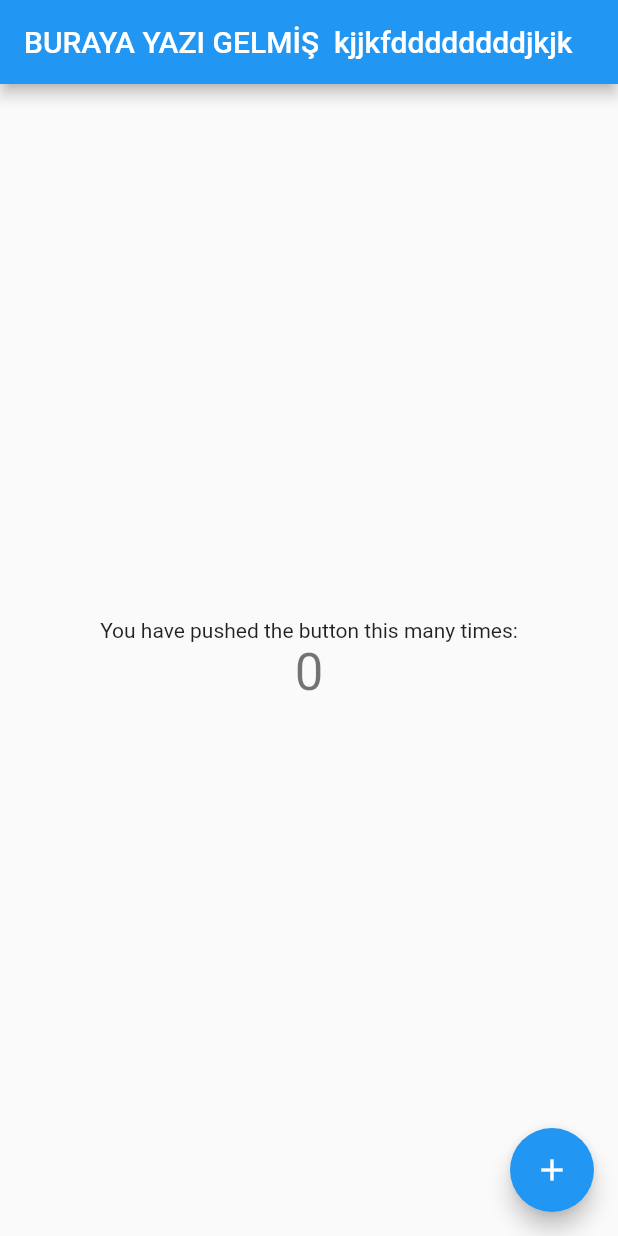
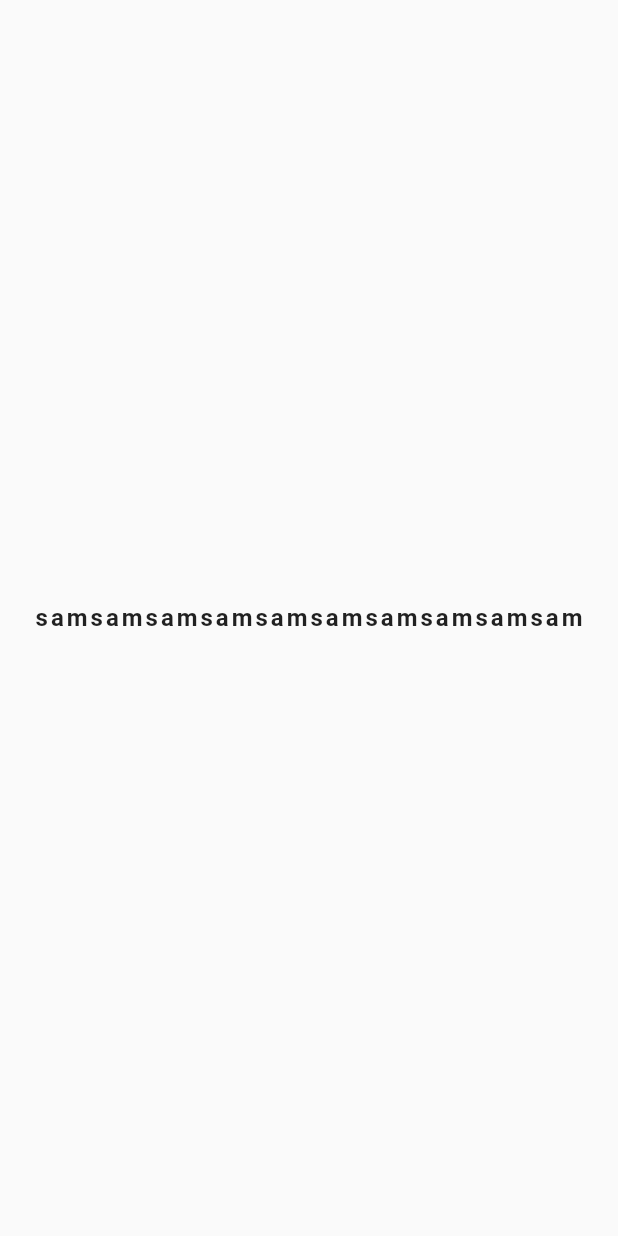
Before and after one commit to gitsametcan/LearnFlutter, a Flutter app: the screen it shows after launch, on a phone screen of 412 x 824 dp. Run offline on Flutter 3.47's test engine with Material 2 defaults, Android fonts, the phone set to English and light mode, and no system bars.

Commit message:
start fight with flutter

```diff
--- /dev/null
+++ b/flutter_projects/flutter_full_learn/lib/baslangic/text_learn.dart
@@ -0,0 +1,19 @@
+import 'package:flutter/material.dart';
+
+class TextLearnView extends StatelessWidget {
+  const TextLearnView({Key? key}):super(key: key);
+  @override
+  Widget build(BuildContext context){
+    return Scaffold(
+      body: Center(child: Text(
+        ('sam' * 10),
+        maxLines: 2,
+        overflow: TextOverflow.ellipsis,
+
+        style: const TextStyle(
+          fontWeight: FontWeight.w600,wordSpacing: 2, letterSpacing: 2,fontSize: 16,
+        ),
+        )),
+    );
+  }
+}
--- a/flutter_projects/flutter_full_learn/lib/main.dart
+++ b/flutter_projects/flutter_full_learn/lib/main.dart
@@ -1,4 +1,5 @@
 import 'package:flutter/material.dart';
+import 'package:flutter_full_learn/baslangic/text_learn.dart';
 
 void main() {
   runApp(const MyApp());
@@ -15,61 +16,7 @@ class MyApp extends StatelessWidget {
 
         primarySwatch: Colors.blue,
       ),
-      home: const MyHomePage(title: 'BURAYA YAZI GELMİŞ  kjjkfddddddddjkjk'),
+      home: TextLearnView(),
     );
   }
 }
-
-class MyHomePage extends StatefulWidget {
-  const MyHomePage({Key? key, required this.title}) : super(key: key);
-
-
-
-  final String title;
-
-  @override
-  State<MyHomePage> createState() => _MyHomePageState();
-}
-
-class _MyHomePageState extends State<MyHomePage> {
-  int _counter = 0;
-
-  void _incrementCounter() {
-    setState(() {
-
-      _counter++;
-    });
-  }
-
-  @override
-  Widget build(BuildContext context) {
-
-    return Scaffold(
-      appBar: AppBar(
-
-        title: Text(widget.title),
-      ),
-      body: Center(
-
-        child: Column(
-
-          mainAxisAlignment: MainAxisAlignment.center,
-          children: <Widget>[
-            const Text(
-              'You have pushed the button this many times:',
-            ),
-            Text(
-              '$_counter',
-              style: Theme.of(context).textTheme.headline4,
-            ),
-          ],
-        ),
-      ),
-      floatingActionButton: FloatingActionButton(
-        onPressed: _incrementCounter,
-        tooltip: 'Increment',
-        child: const Icon(Icons.add),
-      ),
-    );
-  }
-}
```
Also changed, not shown: flutter_projects/flutter_full_learn/lib/baslangic/ilk.dart (deleted).
